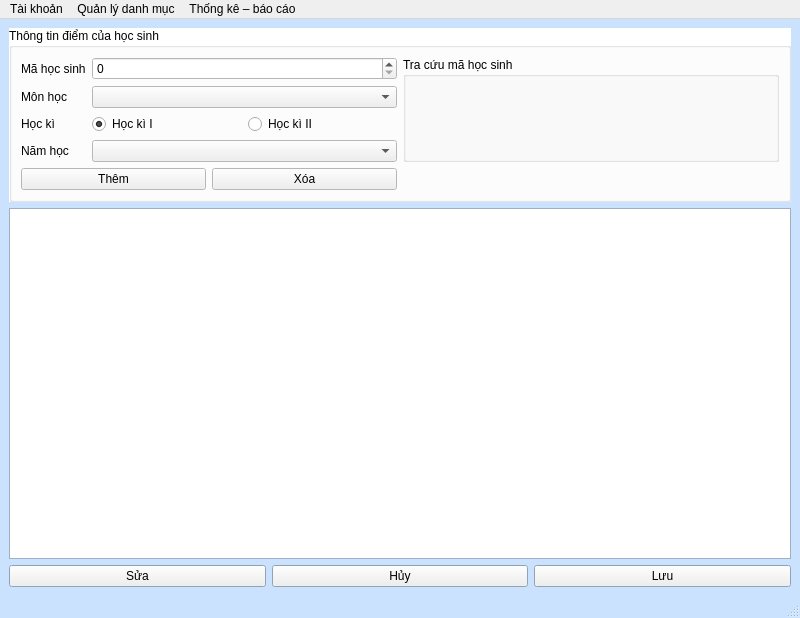
Before: the Qt Designer form HongGrader/quanlydiem.ui in vumari/HongGrader, drawn with Qt 5.
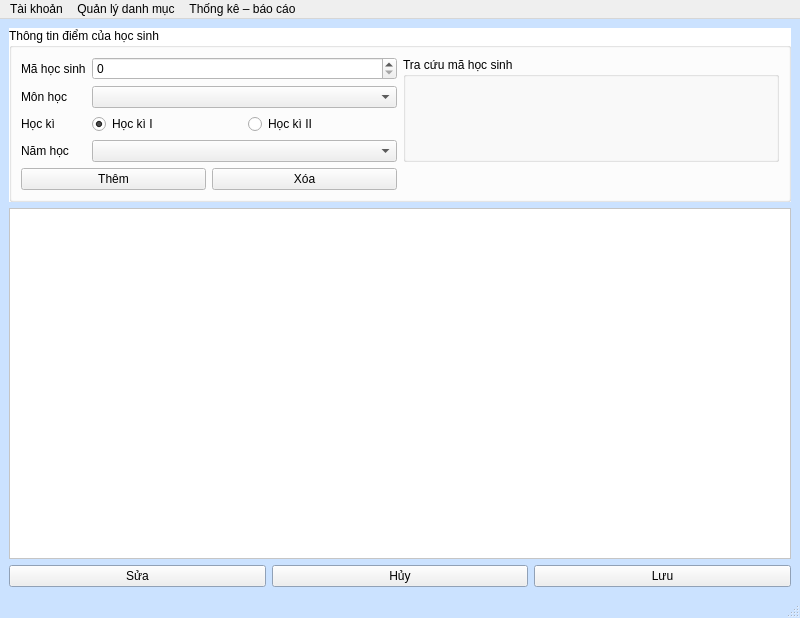
After: the same form once the commit is applied. Custom widgets are drawn as their Qt base class.

The edit to the form file:
```diff
--- a/HongGrader/quanlydiem.ui
+++ b/HongGrader/quanlydiem.ui
@@ -221,6 +221,475 @@
     </item>
     <item>
      <widget class="QTableView" name="tablediem">
+      <property name="palette">
+       <palette>
+        <active>
+         <colorrole role="WindowText">
+          <brush brushstyle="SolidPattern">
+           <color alpha="255">
+            <red>0</red>
+            <green>0</green>
+            <blue>0</blue>
+           </color>
+          </brush>
+         </colorrole>
+         <colorrole role="Button">
+          <brush brushstyle="SolidPattern">
+           <color alpha="255">
+            <red>255</red>
+            <green>255</green>
+            <blue>255</blue>
+           </color>
+          </brush>
+         </colorrole>
+         <colorrole role="Light">
+          <brush brushstyle="SolidPattern">
+           <color alpha="255">
+            <red>255</red>
+            <green>255</green>
+            <blue>255</blue>
+           </color>
+          </brush>
+         </colorrole>
+         <colorrole role="Midlight">
+          <brush brushstyle="SolidPattern">
+           <color alpha="255">
+            <red>255</red>
+            <green>255</green>
+            <blue>255</blue>
+           </color>
+          </brush>
+         </colorrole>
+         <colorrole role="Dark">
+          <brush brushstyle="SolidPattern">
+           <color alpha="255">
+            <red>127</red>
+            <green>127</green>
+            <blue>127</blue>
+           </color>
+          </brush>
+         </colorrole>
+         <colorrole role="Mid">
+          <brush brushstyle="SolidPattern">
+           <color alpha="255">
+            <red>170</red>
+            <green>170</green>
+            <blue>170</blue>
+           </color>
+          </brush>
+         </colorrole>
+         <colorrole role="Text">
+          <brush brushstyle="SolidPattern">
+           <color alpha="255">
+            <red>0</red>
+            <green>0</green>
+            <blue>0</blue>
+           </color>
+          </brush>
+         </colorrole>
+         <colorrole role="BrightText">
+          <brush brushstyle="SolidPattern">
+           <color alpha="255">
+            <red>255</red>
+            <green>255</green>
+            <blue>255</blue>
+           </color>
+          </brush>
+         </colorrole>
+         <colorrole role="ButtonText">
+          <brush brushstyle="SolidPattern">
+           <color alpha="255">
+            <red>0</red>
+            <green>0</green>
+            <blue>0</blue>
+           </color>
+          </brush>
+         </colorrole>
+         <colorrole role="Base">
+          <brush brushstyle="SolidPattern">
+           <color alpha="255">
+            <red>255</red>
+            <green>255</green>
+            <blue>255</blue>
+           </color>
+          </brush>
+         </colorrole>
+         <colorrole role="Window">
+          <brush brushstyle="SolidPattern">
+           <color alpha="255">
+            <red>255</red>
+            <green>255</green>
+            <blue>255</blue>
+           </color>
+          </brush>
+         </colorrole>
+         <colorrole role="Shadow">
+          <brush brushstyle="SolidPattern">
+           <color alpha="255">
+            <red>0</red>
+            <green>0</green>
+            <blue>0</blue>
+           </color>
+          </brush>
+         </colorrole>
+         <colorrole role="AlternateBase">
+          <brush brushstyle="SolidPattern">
+           <color alpha="255">
+            <red>255</red>
+            <green>255</green>
+            <blue>255</blue>
+           </color>
+          </brush>
+         </colorrole>
+         <colorrole role="ToolTipBase">
+          <brush brushstyle="SolidPattern">
+           <color alpha="255">
+            <red>255</red>
+            <green>255</green>
+            <blue>220</blue>
+           </color>
+          </brush>
+         </colorrole>
+         <colorrole role="ToolTipText">
+          <brush brushstyle="SolidPattern">
+           <color alpha="255">
+            <red>0</red>
+            <green>0</green>
+            <blue>0</blue>
+           </color>
+          </brush>
+         </colorrole>
+         <colorrole role="PlaceholderText">
+          <brush brushstyle="SolidPattern">
+           <color alpha="127">
+            <red>0</red>
+            <green>0</green>
+            <blue>0</blue>
+           </color>
+          </brush>
+         </colorrole>
+         <colorrole role="Accent">
+          <brush brushstyle="SolidPattern">
+           <color alpha="255">
+            <red>255</red>
+            <green>255</green>
+            <blue>255</blue>
+           </color>
+          </brush>
+         </colorrole>
+        </active>
+        <inactive>
+         <colorrole role="WindowText">
+          <brush brushstyle="SolidPattern">
+           <color alpha="255">
+            <red>0</red>
+            <green>0</green>
+            <blue>0</blue>
+           </color>
+          </brush>
+         </colorrole>
+         <colorrole role="Button">
+          <brush brushstyle="SolidPattern">
+           <color alpha="255">
+            <red>255</red>
+            <green>255</green>
+            <blue>255</blue>
+           </color>
+          </brush>
+         </colorrole>
+         <colorrole role="Light">
+          <brush brushstyle="SolidPattern">
+           <color alpha="255">
+            <red>255</red>
+            <green>255</green>
+            <blue>255</blue>
+           </color>
+          </brush>
+         </colorrole>
+         <colorrole role="Midlight">
+          <brush brushstyle="SolidPattern">
+           <color alpha="255">
+            <red>255</red>
+            <green>255</green>
+            <blue>255</blue>
+           </color>
+          </brush>
+         </colorrole>
+         <colorrole role="Dark">
+          <brush brushstyle="SolidPattern">
+           <color alpha="255">
+            <red>127</red>
+            <green>127</green>
+            <blue>127</blue>
+           </color>
+          </brush>
+         </colorrole>
+         <colorrole role="Mid">
+          <brush brushstyle="SolidPattern">
+           <color alpha="255">
+            <red>170</red>
+            <green>170</green>
+            <blue>170</blue>
+           </color>
+          </brush>
+         </colorrole>
+         <colorrole role="Text">
+          <brush brushstyle="SolidPattern">
+           <color alpha="255">
+            <red>0</red>
+            <green>0</green>
+            <blue>0</blue>
+           </color>
+          </brush>
+         </colorrole>
+         <colorrole role="BrightText">
+          <brush brushstyle="SolidPattern">
+           <color alpha="255">
+            <red>255</red>
+            <green>255</green>
+            <blue>255</blue>
+           </color>
+          </brush>
+         </colorrole>
+         <colorrole role="ButtonText">
+          <brush brushstyle="SolidPattern">
+           <color alpha="255">
+            <red>0</red>
+            <green>0</green>
+            <blue>0</blue>
+           </color>
+          </brush>
+         </colorrole>
+         <colorrole role="Base">
+          <brush brushstyle="SolidPattern">
+           <color alpha="255">
+            <red>255</red>
+            <green>255</green>
+            <blue>255</blue>
+           </color>
+          </brush>
+         </colorrole>
+         <colorrole role="Window">
+          <brush brushstyle="SolidPattern">
+           <color alpha="255">
+            <red>255</red>
+            <green>255</green>
+            <blue>255</blue>
+           </color>
+          </brush>
+         </colorrole>
+         <colorrole role="Shadow">
+          <brush brushstyle="SolidPattern">
+           <color alpha="255">
+            <red>0</red>
+            <green>0</green>
+            <blue>0</blue>
+           </color>
+          </brush>
+         </colorrole>
+         <colorrole role="AlternateBase">
+          <brush brushstyle="SolidPattern">
+           <color alpha="255">
+            <red>255</red>
+            <green>255</green>
+            <blue>255</blue>
+           </color>
+          </brush>
+         </colorrole>
+         <colorrole role="ToolTipBase">
+          <brush brushstyle="SolidPattern">
+           <color alpha="255">
+            <red>255</red>
+            <green>255</green>
+            <blue>220</blue>
+           </color>
+          </brush>
+         </colorrole>
+         <colorrole role="ToolTipText">
+          <brush brushstyle="SolidPattern">
+           <color alpha="255">
+            <red>0</red>
+            <green>0</green>
+            <blue>0</blue>
+           </color>
+          </brush>
+         </colorrole>
+         <colorrole role="PlaceholderText">
+          <brush brushstyle="SolidPattern">
+           <color alpha="127">
+            <red>0</red>
+            <green>0</green>
+            <blue>0</blue>
+           </color>
+          </brush>
+         </colorrole>
+         <colorrole role="Accent">
+          <brush brushstyle="SolidPattern">
+           <color alpha="255">
+            <red>255</red>
+            <green>255</green>
+            <blue>255</blue>
+           </color>
+          </brush>
+         </colorrole>
+        </inactive>
+        <disabled>
+         <colorrole role="WindowText">
+          <brush brushstyle="SolidPattern">
+           <color alpha="255">
+            <red>127</red>
+            <green>127</green>
+            <blue>127</blue>
+           </color>
+          </brush>
+         </colorrole>
+         <colorrole role="Button">
+          <brush brushstyle="SolidPattern">
+           <color alpha="255">
+            <red>255</red>
+            <green>255</green>
+            <blue>255</blue>
+           </color>
+          </brush>
+         </colorrole>
+         <colorrole role="Light">
+          <brush brushstyle="SolidPattern">
+           <color alpha="255">
+            <red>255</red>
+            <green>255</green>
+            <blue>255</blue>
+           </color>
+          </brush>
+         </colorrole>
+         <colorrole role="Midlight">
+          <brush brushstyle="SolidPattern">
+           <color alpha="255">
+            <red>255</red>
+            <green>255</green>
+            <blue>255</blue>
+           </color>
+          </brush>
+         </colorrole>
+         <colorrole role="Dark">
+          <brush brushstyle="SolidPattern">
+           <color alpha="255">
+            <red>127</red>
+            <green>127</green>
+            <blue>127</blue>
+           </color>
+          </brush>
+         </colorrole>
+         <colorrole role="Mid">
+          <brush brushstyle="SolidPattern">
+           <color alpha="255">
+            <red>170</red>
+            <green>170</green>
+            <blue>170</blue>
+           </color>
+          </brush>
+         </colorrole>
+         <colorrole role="Text">
+          <brush brushstyle="SolidPattern">
+           <color alpha="255">
+            <red>127</red>
+            <green>127</green>
+            <blue>127</blue>
+           </color>
+          </brush>
+         </colorrole>
+         <colorrole role="BrightText">
+          <brush brushstyle="SolidPattern">
+           <color alpha="255">
+            <red>255</red>
+            <green>255</green>
+            <blue>255</blue>
+           </color>
+          </brush>
+         </colorrole>
+         <colorrole role="ButtonText">
+          <brush brushstyle="SolidPattern">
+           <color alpha="255">
+            <red>127</red>
+            <green>127</green>
+            <blue>127</blue>
+           </color>
+          </brush>
+         </colorrole>
+         <colorrole role="Base">
+          <brush brushstyle="SolidPattern">
+           <color alpha="255">
+            <red>255</red>
+            <green>255</green>
+            <blue>255</blue>
+           </color>
+          </brush>
+         </colorrole>
+         <colorrole role="Window">
+          <brush brushstyle="SolidPattern">
+           <color alpha="255">
+            <red>255</red>
+            <green>255</green>
+            <blue>255</blue>
+           </color>
+          </brush>
+         </colorrole>
+         <colorrole role="Shadow">
+          <brush brushstyle="SolidPattern">
+           <color alpha="255">
+            <red>0</red>
+            <green>0</green>
+            <blue>0</blue>
+           </color>
+          </brush>
+         </colorrole>
+         <colorrole role="AlternateBase">
+          <brush brushstyle="SolidPattern">
+           <color alpha="255">
+            <red>255</red>
+            <green>255</green>
+            <blue>255</blue>
+           </color>
+          </brush>
+         </colorrole>
+         <colorrole role="ToolTipBase">
+          <brush brushstyle="SolidPattern">
+           <color alpha="255">
+            <red>255</red>
+            <green>255</green>
+            <blue>220</blue>
+           </color>
+          </brush>
+         </colorrole>
+         <colorrole role="ToolTipText">
+          <brush brushstyle="SolidPattern">
+           <color alpha="255">
+            <red>0</red>
+            <green>0</green>
+            <blue>0</blue>
+           </color>
+          </brush>
+         </colorrole>
+         <colorrole role="PlaceholderText">
+          <brush brushstyle="SolidPattern">
+           <color alpha="127">
+            <red>127</red>
+            <green>127</green>
+            <blue>127</blue>
+           </color>
+          </brush>
+         </colorrole>
+         <colorrole role="Accent">
+          <brush brushstyle="SolidPattern">
+           <color alpha="255">
+            <red>255</red>
+            <green>255</green>
+            <blue>255</blue>
+           </color>
+          </brush>
+         </colorrole>
+        </disabled>
+       </palette>
+      </property>
       <property name="autoFillBackground">
        <bool>true</bool>
       </property>
```
